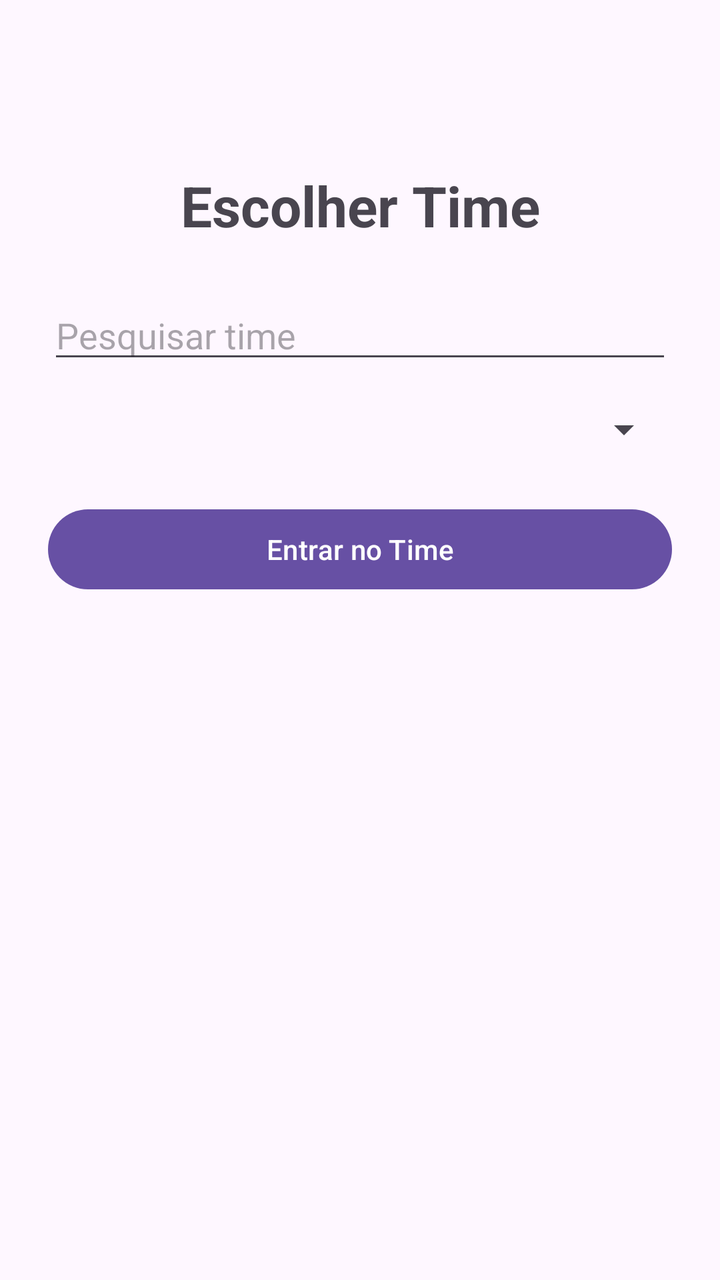
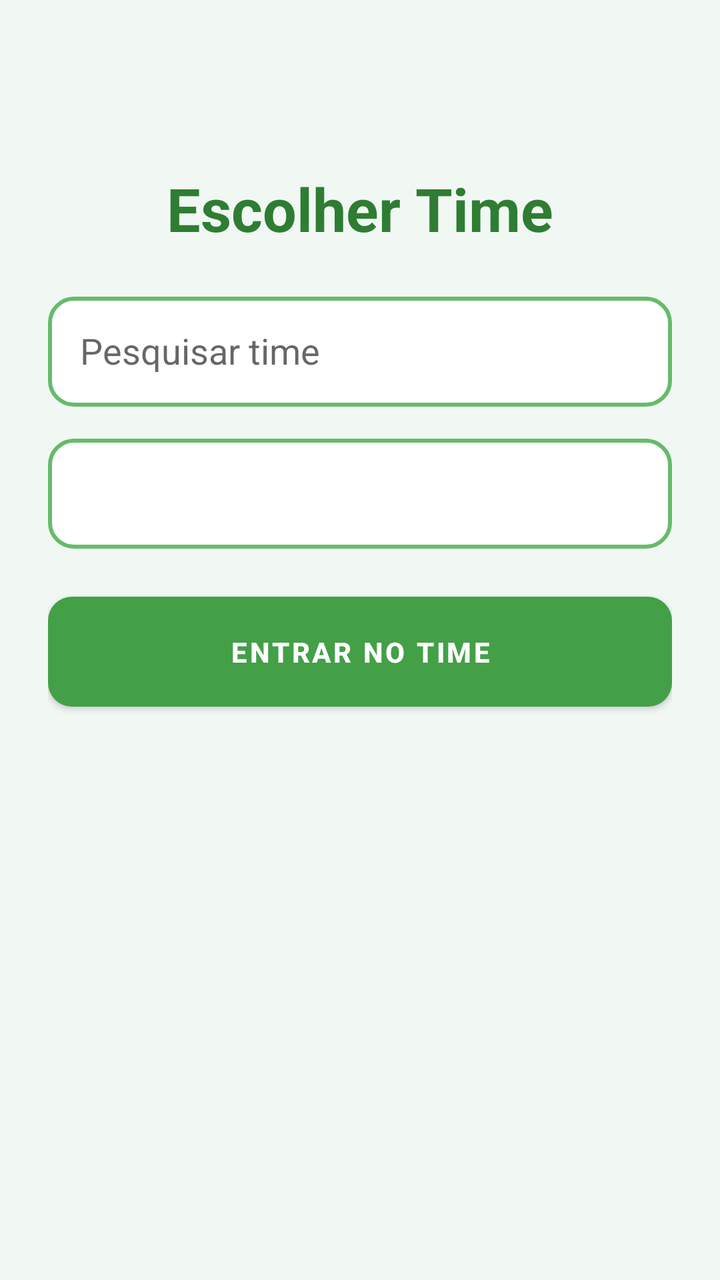

The first picture is an Android layout as it rendered before a commit; the second is the same layout after the commit. The layout source and the unified diff follow.
<!-- AndroidManifest.xml: application theme Theme.AppControlePro -->
<!-- res/layout/activity_escolher_time.xml -->
<?xml version="1.0" encoding="utf-8"?>
<androidx.constraintlayout.widget.ConstraintLayout xmlns:android="http://schemas.android.com/apk/res/android"
    xmlns:app="http://schemas.android.com/apk/res-auto"
    android:layout_width="match_parent"
    android:layout_height="match_parent"
    android:padding="24dp">

    
    <TextView
        android:id="@+id/txtTituloEscolherTime"
        android:layout_width="wrap_content"
        android:layout_height="wrap_content"
        android:text="Escolher Time"
        android:textSize="28sp"
        android:textStyle="bold"
        app:layout_constraintTop_toTopOf="parent"
        app:layout_constraintStart_toStartOf="parent"
        app:layout_constraintEnd_toEndOf="parent"
        android:layout_marginTop="60dp"/>

    
    <EditText
        android:id="@+id/edtPesquisarTime"
        android:layout_width="0dp"
        android:layout_height="wrap_content"
        android:hint="Pesquisar time"
        app:layout_constraintTop_toBottomOf="@id/txtTituloEscolherTime"
        app:layout_constraintStart_toStartOf="parent"
        app:layout_constraintEnd_toEndOf="parent"
        android:layout_marginTop="24dp"/>

    
    <Spinner
        android:id="@+id/spinnerTimes"
        android:layout_width="0dp"
        android:layout_height="wrap_content"
        app:layout_constraintTop_toBottomOf="@id/edtPesquisarTime"
        app:layout_constraintStart_toStartOf="parent"
        app:layout_constraintEnd_toEndOf="parent"
        android:layout_marginTop="16dp"/>

    
    <Button
        android:id="@+id/btnEntrarTime"
        android:layout_width="0dp"
        android:layout_height="wrap_content"
        android:text="Entrar no Time"
        android:onClick="entrarNoTime"
        app:layout_constraintTop_toBottomOf="@id/spinnerTimes"
        app:layout_constraintStart_toStartOf="parent"
        app:layout_constraintEnd_toEndOf="parent"
        android:layout_marginTop="24dp"/>

</androidx.constraintlayout.widget.ConstraintLayout>
<!-- resources referenced by this layout -->
<resources>
  <style name="Theme.AppControlePro" parent="Base.Theme.AppControlePro" />
  <style name="Base.Theme.AppControlePro" parent="Theme.Material3.DayNight.NoActionBar">
          
          
      </style>
</resources>

<!-- the commit's change to res/layout/activity_escolher_time.xml (unified diff, before → after) -->
@@ -3,7 +3,8 @@
     xmlns:app="http://schemas.android.com/apk/res-auto"
     android:layout_width="match_parent"
     android:layout_height="match_parent"
-    android:padding="24dp">
+    android:padding="24dp"
+    android:background="#F1F8F4">
 
     
     <TextView
@@ -11,8 +12,9 @@
         android:layout_width="wrap_content"
         android:layout_height="wrap_content"
         android:text="Escolher Time"
-        android:textSize="28sp"
+        android:textSize="30sp"
         android:textStyle="bold"
+        android:textColor="#2E7D32"
         app:layout_constraintTop_toTopOf="parent"
         app:layout_constraintStart_toStartOf="parent"
         app:layout_constraintEnd_toEndOf="parent"
@@ -22,8 +24,10 @@
     <EditText
         android:id="@+id/edtPesquisarTime"
         android:layout_width="0dp"
-        android:layout_height="wrap_content"
+        android:layout_height="55dp"
         android:hint="Pesquisar time"
+        android:padding="16dp"
+        android:background="@drawable/campo_verde"
         app:layout_constraintTop_toBottomOf="@id/txtTituloEscolherTime"
         app:layout_constraintStart_toStartOf="parent"
         app:layout_constraintEnd_toEndOf="parent"
@@ -33,7 +37,8 @@
     <Spinner
         android:id="@+id/spinnerTimes"
         android:layout_width="0dp"
-        android:layout_height="wrap_content"
+        android:layout_height="55dp"
+        android:background="@drawable/campo_verde"
         app:layout_constraintTop_toBottomOf="@id/edtPesquisarTime"
         app:layout_constraintStart_toStartOf="parent"
         app:layout_constraintEnd_toEndOf="parent"
@@ -43,8 +48,12 @@
     <Button
         android:id="@+id/btnEntrarTime"
         android:layout_width="0dp"
-        android:layout_height="wrap_content"
+        android:layout_height="55dp"
         android:text="Entrar no Time"
+        android:textColor="#FFFFFF"
+        android:textStyle="bold"
+        android:background="@drawable/botao_verde"
+        android:backgroundTint="@null"
         android:onClick="entrarNoTime"
         app:layout_constraintTop_toBottomOf="@id/spinnerTimes"
         app:layout_constraintStart_toStartOf="parent"
<!-- resource entries referenced after the edit -->
@@ -1,9 +1,36 @@
 <!-- resources referenced by this layout -->
 <resources>
-  <style name="Theme.AppControlePro" parent="Base.Theme.AppControlePro" />
-  <style name="Base.Theme.AppControlePro" parent="Theme.Material3.DayNight.NoActionBar">
-          
-          
+  <!-- drawable botao_verde (drawable) -->
+  <?xml version="1.0" encoding="utf-8"?>
+  <shape xmlns:android="http://schemas.android.com/apk/res/android">
+      <solid android:color="#43A047"/>
+      <corners android:radius="12dp"/>
+  </shape>
+  <!-- drawable campo_verde (drawable) -->
+  <?xml version="1.0" encoding="utf-8"?>
+  <shape xmlns:android="http://schemas.android.com/apk/res/android">
+  
+      <solid android:color="#FFFFFF"/>
+  
+      <stroke
+          android:width="2dp"
+          android:color="#66BB6A"/>
+  
+      <corners android:radius="12dp"/>
+  
+  </shape>
+  <style name="Theme.AppControlePro" parent="Theme.MaterialComponents.DayNight.DarkActionBar">
+          <item name="colorPrimary">@color/green_500</item>
+          <item name="colorPrimaryVariant">@color/green_700</item>
+          <item name="colorSecondary">@color/teal_200</item>
+          <item name="colorSecondaryVariant">@color/teal_700</item>
+          <item name="android:statusBarColor">@color/green_700</item>
+          <item name="colorOnPrimary">@color/white</item>
       </style>
+  <color name="green_500">#43A047</color>
+  <color name="green_700">#2E7D32</color>
+  <color name="teal_200">#80CBC4</color>
+  <color name="teal_700">#00796B</color>
+  <color name="white">#FFFFFF</color>
 </resources>
 
